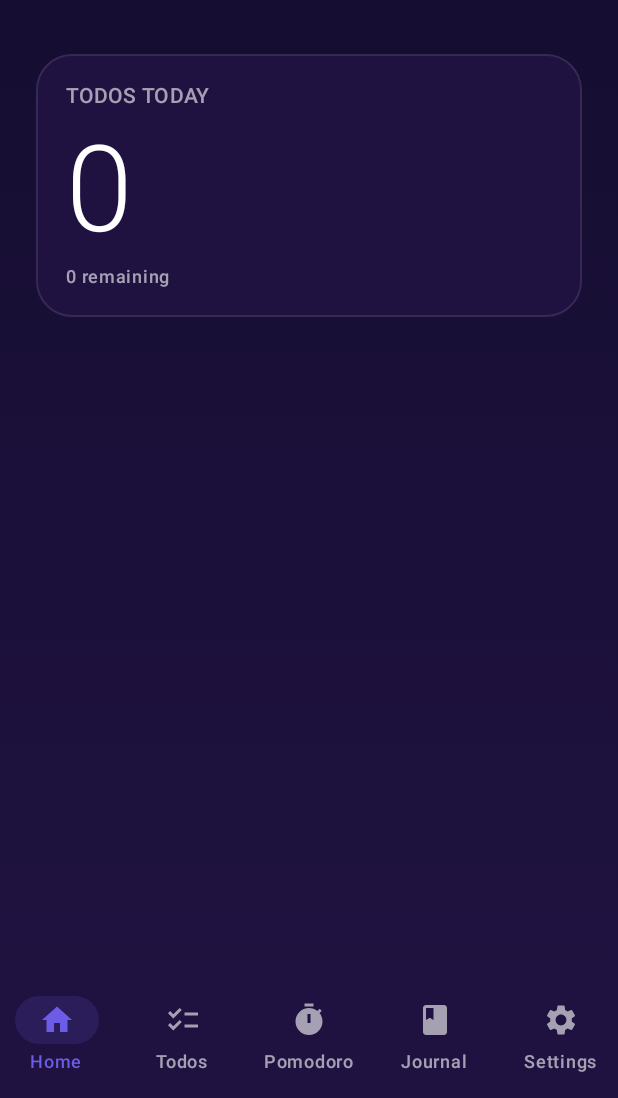
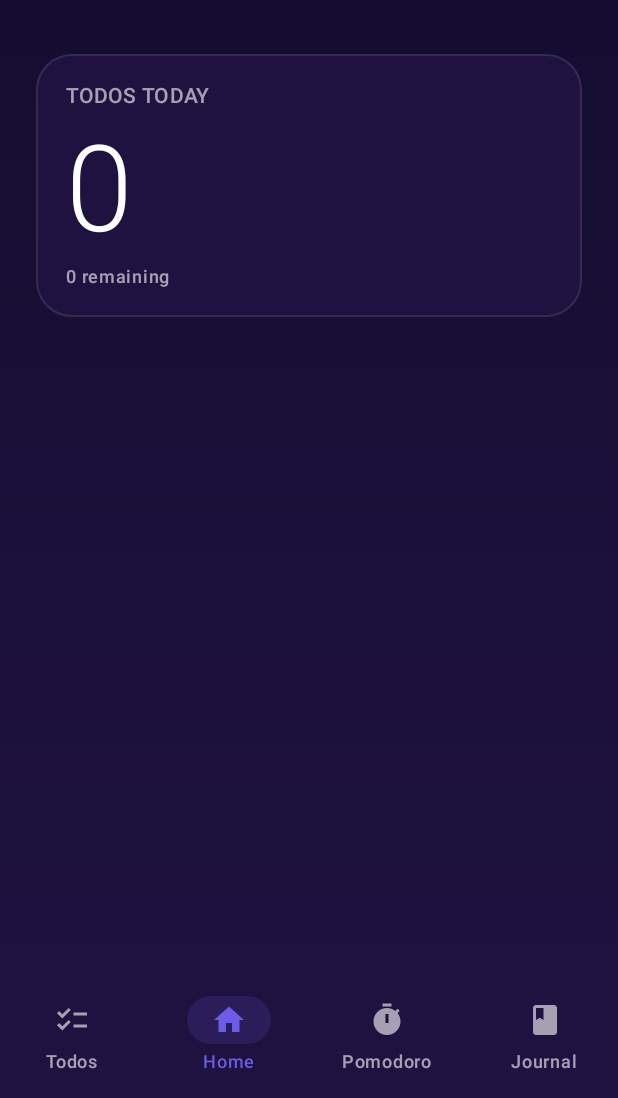
Before and after one commit to Alee053/aura-app, an Android app built with Jetpack Compose: the composable AuthenticatedApp shown on its own in the app's theme, on a phone screen of 412 x 824 dp, the part 138-1236 px from its top. Run offline under Robolectric (Android 15) with nearby library versions, the light colour scheme and no system bars; our stand-ins replace Compose Multiplatform resources, Firebase (no records; nobody signed in at launch, a user with empty details on screens opened directly); libraries missing offline, so code that uses them is left out: io.mockative; 6 statements that could not run were skipped.

Commit message:
fix: reordered nav

```diff
--- a/composeApp/src/commonMain/kotlin/com/programovil/aura/App.kt
+++ b/composeApp/src/commonMain/kotlin/com/programovil/aura/App.kt
@@ -11,7 +11,6 @@ import androidx.compose.material.icons.filled.Book
 import androidx.compose.material.icons.filled.Checklist
 import androidx.compose.material.icons.filled.DateRange
 import androidx.compose.material.icons.filled.Home
-import androidx.compose.material.icons.filled.Settings
 import androidx.compose.material.icons.filled.Timer
 import androidx.compose.material3.CircularProgressIndicator
 import androidx.compose.material3.Icon
@@ -192,20 +191,6 @@ fun AuthenticatedApp(
                 containerColor = AppTheme.colors.surface,
                 contentColor = AppTheme.colors.primary
             ) {
-                NavigationBarItem(
-                    icon = { Icon(Icons.Default.Home, contentDescription = "Home") },
-                    label = { Text(stringResource(Res.string.nav_home)) },
-                    selected = currentDestination?.hierarchy?.any { it.hasRoute<NavRoute.Home>() } == true,
-                    onClick = {
-                        navController.navigate(NavRoute.Home) {
-                            popUpTo(navController.graph.findStartDestination().id) {
-                                inclusive = false
-                            }
-                            launchSingleTop = true
-                        }
-                    },
-                    colors = navItemColors
-                )
                 if (showTodos) {
                     NavigationBarItem(
                         icon = { Icon(Icons.Default.Checklist, contentDescription = "Todos") },
@@ -238,6 +223,20 @@ fun AuthenticatedApp(
                         colors = navItemColors
                     )
                 }
+                NavigationBarItem(
+                    icon = { Icon(Icons.Default.Home, contentDescription = "Home") },
+                    label = { Text(stringResource(Res.string.nav_home)) },
+                    selected = currentDestination?.hierarchy?.any { it.hasRoute<NavRoute.Home>() } == true,
+                    onClick = {
+                        navController.navigate(NavRoute.Home) {
+                            popUpTo(navController.graph.findStartDestination().id) {
+                                inclusive = false
+                            }
+                            launchSingleTop = true
+                        }
+                    },
+                    colors = navItemColors
+                )
                 if (showPomodoro) {
                     NavigationBarItem(
                         icon = { Icon(Icons.Default.Timer, contentDescription = stringResource(Res.string.pomodoro_title)) },
@@ -270,20 +269,6 @@ fun AuthenticatedApp(
                         colors = navItemColors
                     )
                 }
-                NavigationBarItem(
-                    icon = { Icon(Icons.Default.Settings, contentDescription = "Settings") },
-                    label = { Text(stringResource(Res.string.nav_settings)) },
-                    selected = currentDestination?.hierarchy?.any { it.hasRoute<NavRoute.Settings>() } == true,
-                    onClick = {
-                        navController.navigate(NavRoute.Settings) {
-                            popUpTo(navController.graph.findStartDestination().id) {
-                                inclusive = false
-                            }
-                            launchSingleTop = true
-                        }
-                    },
-                    colors = navItemColors
-                )
             }
         }
     ) { padding ->
```
Also changed, not shown: composeApp/src/commonMain/kotlin/com/programovil/aura/settings/presentation/screen/SettingsScreen.kt (+4 -39 lines).
